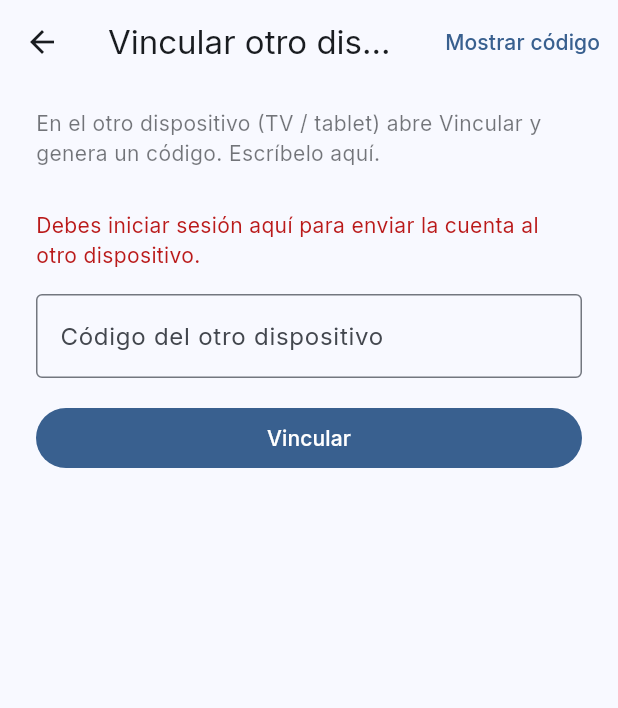
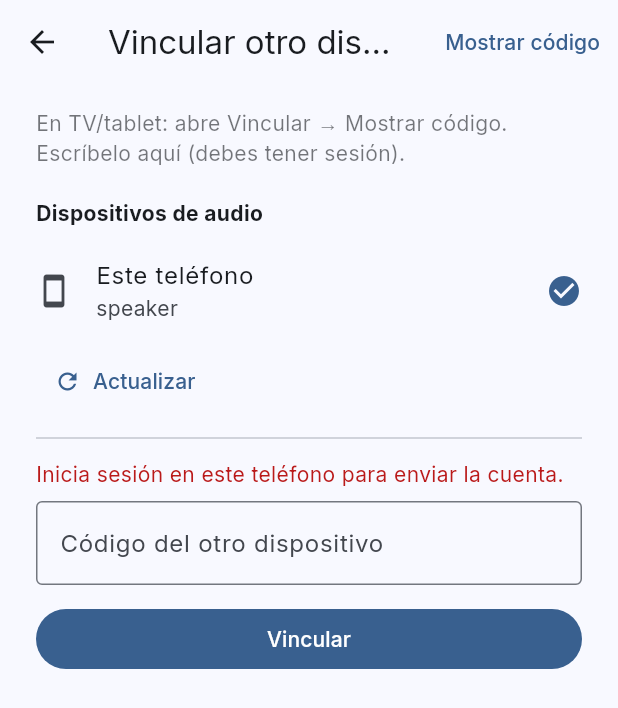
Before and after one commit to lunethosdev-eng/Oki, a Flutter app: the DeviceLinkScreen screen opened directly, on a phone screen of 412 x 824 dp. Shown: the top 708 px of the screen. Run offline on Flutter 3.47's test engine with Material 3 defaults, Android fonts, the phone set to English and light mode, and no system bars; drawn by our look-alikes of dynamic_color; our stand-ins replace audioplayers, cached_network_image, flutter_animate, flutter_map, geolocator, google_fonts and 7 more; accounts and stored records are empty.

Commit message:
Update device_link_screen.dart

```diff
--- a/lib/screens/device_link_screen.dart
+++ b/lib/screens/device_link_screen.dart
@@ -3,6 +3,7 @@ import 'package:flutter/services.dart';
 import 'package:qr_flutter/qr_flutter.dart';
 import 'package:pokke/adaptive/breakpoints.dart';
 import 'package:pokke/services/device_link_service.dart';
+import 'package:pokke/services/devices_service.dart';
 import 'package:pokke/services/supabase_service.dart';
 import 'package:pokke/adaptive/adaptive_shell.dart';
 
@@ -25,6 +26,7 @@ class _DeviceLinkScreenState extends State<DeviceLinkScreen> {
   void initState() {
     super.initState();
     DeviceLinkService.instance.addListener(_onLink);
+    DevicesService.instance.refresh();
     WidgetsBinding.instance.addPostFrameCallback((_) {
       if (!mounted) return;
       final isTv = widget.asTvHost ||
@@ -39,7 +41,7 @@ class _DeviceLinkScreenState extends State<DeviceLinkScreen> {
   void _onLink() {
     if (DeviceLinkService.instance.linked && mounted) {
       setState(() => _msg = '¡Cuenta vinculada!');
-      Future.delayed(const Duration(milliseconds: 800), () {
+      Future.delayed(const Duration(milliseconds: 700), () {
         if (!mounted) return;
         Navigator.of(context).pushAndRemoveUntil(
           MaterialPageRoute(builder: (_) => const AdaptiveShell()),
@@ -60,6 +62,7 @@ class _DeviceLinkScreenState extends State<DeviceLinkScreen> {
     setState(() {
       _busy = true;
       _hostMode = true;
+      _msg = null;
     });
     final c = await DeviceLinkService.instance.startHostPairing();
     if (mounted) {
@@ -80,24 +83,24 @@ class _DeviceLinkScreenState extends State<DeviceLinkScreen> {
       _busy = false;
       _msg = ok
           ? 'Código enviado. El otro dispositivo debería entrar solo.'
-          : 'Código inválido, expirado o ya usado. ¿Sesión iniciada aquí?';
+          : 'Código inválido/expirado o sin sesión aquí.';
     });
   }
 
   @override
   Widget build(BuildContext context) {
     final cs = Theme.of(context).colorScheme;
-    final payload = DeviceLinkService.instance.pendingPayload ?? _shown ?? '';
+    final payload =
+        DeviceLinkService.instance.pendingPayload ?? _shown ?? '';
 
     return Scaffold(
       appBar: AppBar(
-        title: Text(_hostMode ? 'Vincular este dispositivo' : 'Vincular otro dispositivo'),
+        title: Text(_hostMode
+            ? 'Mostrar código'
+            : 'Vincular otro dispositivo'),
         actions: [
           if (!_hostMode)
-            TextButton(
-              onPressed: _startHost,
-              child: const Text('Mostrar código'),
-            ),
+            TextButton(onPressed: _startHost, child: const Text('Mostrar código')),
         ],
       ),
       body: ListView(
@@ -105,32 +108,68 @@ class _DeviceLinkScreenState extends State<DeviceLinkScreen> {
         children: [
           Text(
             _hostMode
-                ? 'En el teléfono donde ya iniciaste sesión: Settings → Vincular dispositivo e introduce el código, o escanea el QR.'
-                : 'En el otro dispositivo (TV / tablet) abre Vincular y genera un código. Escríbelo aquí.',
+                ? 'En el teléfono con sesión: Settings → Vincular → escribe este código.'
+                : 'En TV/tablet: abre Vincular → Mostrar código. Escríbelo aquí (debes tener sesión).',
             style: TextStyle(color: cs.onSurface.withOpacity(0.6), height: 1.4),
           ),
-          const SizedBox(height: 28),
+          const SizedBox(height: 20),
+          // Connected devices
+          AnimatedBuilder(
+            animation: DevicesService.instance,
+            builder: (_, __) {
+              final devs = DevicesService.instance.devices;
+              return Column(
+                crossAxisAlignment: CrossAxisAlignment.start,
+                children: [
+                  Text('Dispositivos de audio',
+                      style: TextStyle(
+                          fontWeight: FontWeight.w700, color: cs.onSurface)),
+                  const SizedBox(height: 6),
+                  if (devs.isEmpty)
+                    Text('Ninguno detectado',
+                        style: TextStyle(
+                            color: cs.onSurface.withOpacity(0.45)))
+                  else
+                    ...devs.map((d) => ListTile(
+                          contentPadding: EdgeInsets.zero,
+                          leading: Icon(DevicesService.instance.iconFor(d.type)),
+                          title: Text(d.name),
+                          subtitle: Text(
+                              '${d.type}${d.battery != null ? ' · ${d.battery}%' : ''}'),
+                          trailing: d.active
+                              ? Icon(Icons.check_circle, color: cs.primary)
+                              : null,
+                        )),
+                  TextButton.icon(
+                    onPressed: () => DevicesService.instance.refresh(),
+                    icon: const Icon(Icons.refresh, size: 18),
+                    label: const Text('Actualizar'),
+                  ),
+                ],
+              );
+            },
+          ),
+          const Divider(height: 28),
           if (_hostMode) ...[
             if (_busy && _shown == null)
               const Center(child: CircularProgressIndicator())
             else if (_shown != null) ...[
               Center(
-                child: Text(
-                  _shown!,
-                  style: TextStyle(
-                    fontSize: 44,
-                    fontWeight: FontWeight.w900,
-                    letterSpacing: 10,
-                    color: cs.primary,
-                  ),
-                ),
+                child: Text(_shown!,
+                    style: TextStyle(
+                      fontSize: 44,
+                      fontWeight: FontWeight.w900,
+                      letterSpacing: 10,
+                      color: cs.primary,
+                    )),
               ),
               const SizedBox(height: 8),
               Center(
-                child: Text('Válido 5 minutos · se actualiza solo al vincular',
-                    style: TextStyle(color: cs.onSurface.withOpacity(0.45))),
+                child: Text('Válido 5 minutos',
+                    style:
+                        TextStyle(color: cs.onSurface.withOpacity(0.45))),
               ),
-              const SizedBox(height: 24),
+              const SizedBox(height: 20),
               Center(
                 child: Container(
                   padding: const EdgeInsets.all(16),
@@ -147,20 +186,16 @@ class _DeviceLinkScreenState extends State<DeviceLinkScreen> {
                 ),
               ),
             ],
-            const SizedBox(height: 20),
+            const SizedBox(height: 16),
             OutlinedButton(
               onPressed: _startHost,
               child: const Text('Generar nuevo código'),
             ),
           ] else ...[
             if (!SupabaseService.isLoggedIn || SupabaseService.isGuest)
-              Padding(
-                padding: const EdgeInsets.only(bottom: 16),
-                child: Text(
-                  'Debes iniciar sesión aquí para enviar la cuenta al otro dispositivo.',
-                  style: TextStyle(color: cs.error),
-                ),
-              ),
+              Text('Inicia sesión en este teléfono para enviar la cuenta.',
+                  style: TextStyle(color: cs.error)),
+            const SizedBox(height: 8),
             TextField(
               controller: _code,
               textCapitalization: TextCapitalization.characters,
@@ -173,7 +208,7 @@ class _DeviceLinkScreenState extends State<DeviceLinkScreen> {
                 border: OutlineInputBorder(),
               ),
             ),
-            const SizedBox(height: 16),
+            const SizedBox(height: 12),
             FilledButton(
               onPressed: _busy ? null : _claim,
               child: _busy
```
